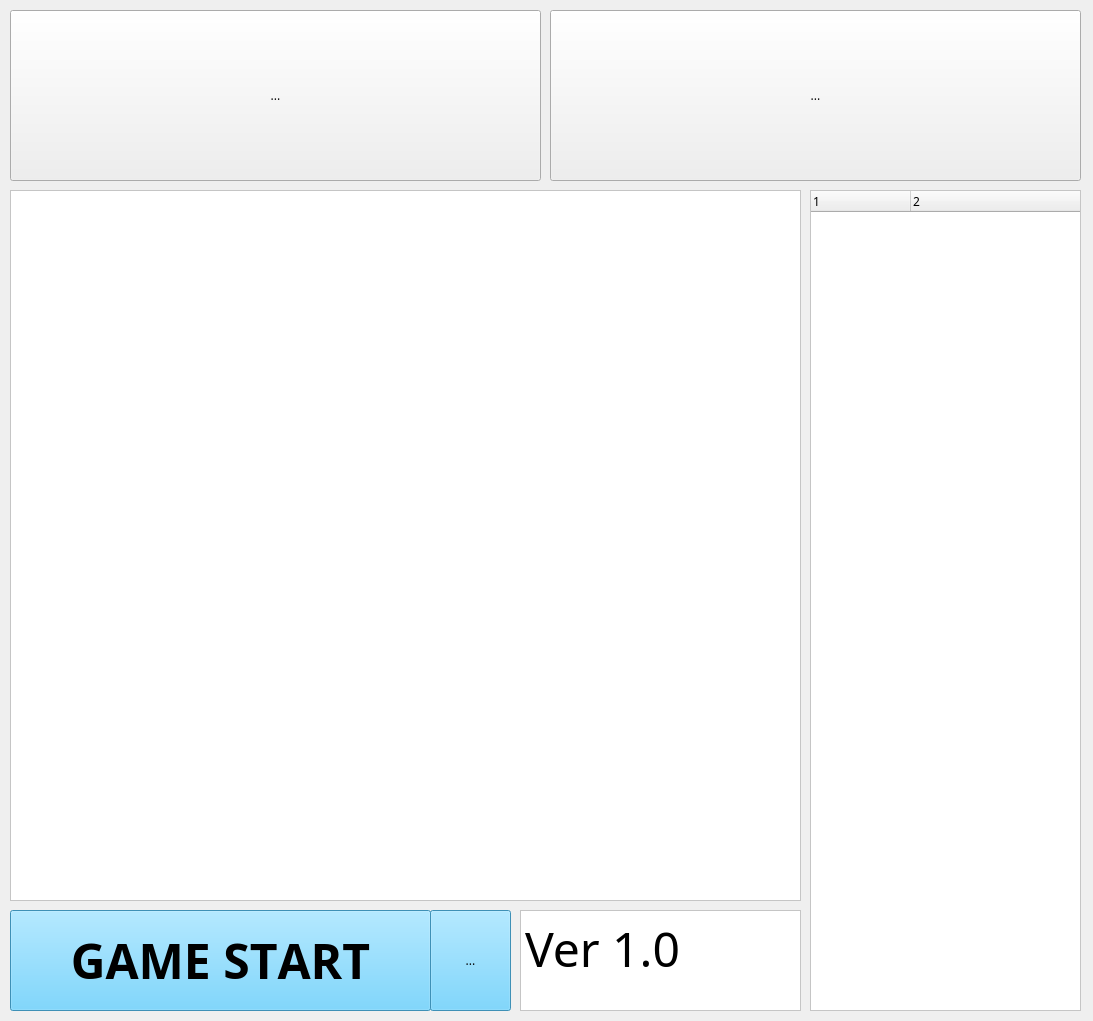
Before: the Qt Designer form GameLauncher/GameLauncher/GamePlayLauncher.ui in Donghyuks/DHServer, drawn with Qt 5.
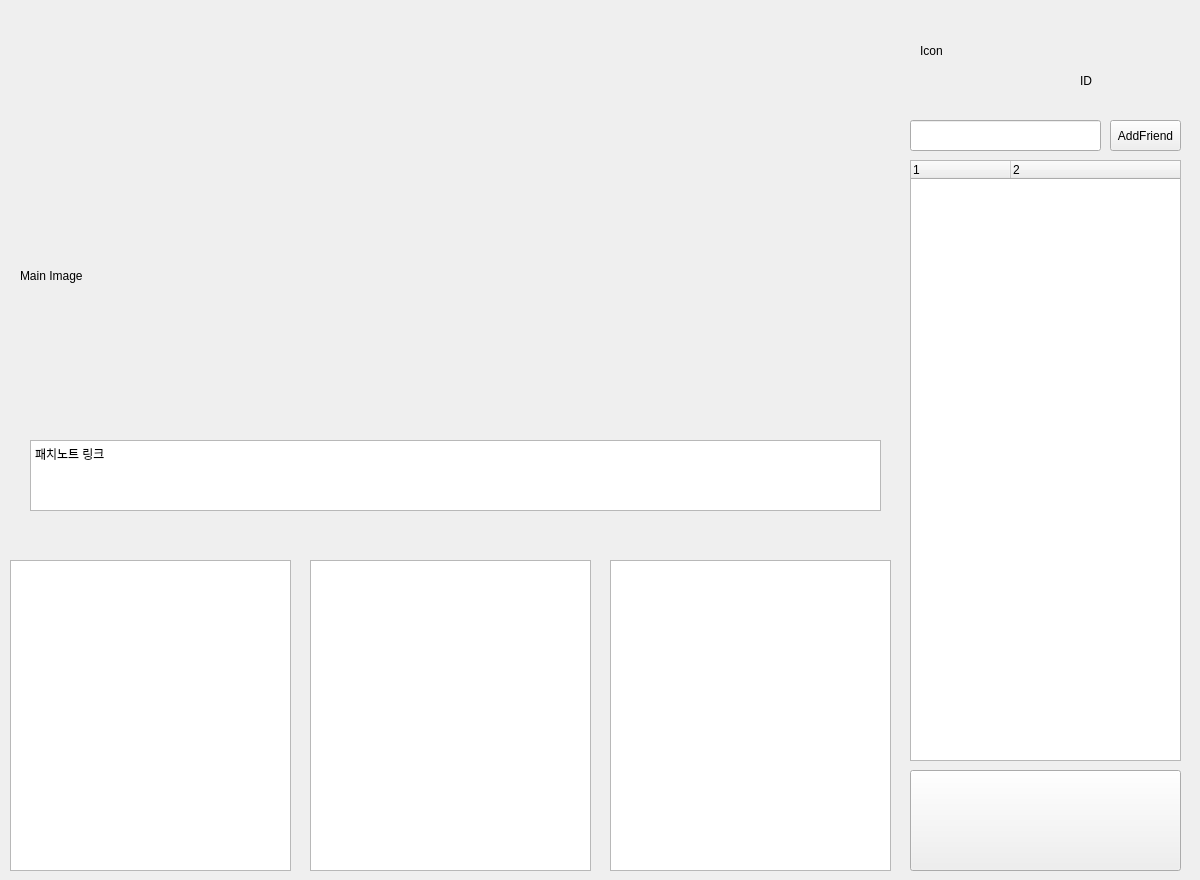
After: the same form once the commit is applied. Icons and pictures are not drawn.

Commit message:
GameLauncher UI Design
1. 게임 런처 UI 디자인 작업중.
현재 로그인/ 회원가입 UI 디자인 완료.

Patch:
```diff
--- a/GameLauncher/GameLauncher/GamePlayLauncher.ui
+++ b/GameLauncher/GameLauncher/GamePlayLauncher.ui
@@ -6,66 +6,23 @@
    <rect>
     <x>0</x>
     <y>0</y>
-    <width>1093</width>
-    <height>1021</height>
+    <width>1200</width>
+    <height>880</height>
    </rect>
   </property>
   <property name="windowTitle">
    <string>GamePlayLauncher</string>
   </property>
   <property name="styleSheet">
-   <string notr="true">*{
-font-family:century gothic;
-font-size 36px;
-}
-
-QWidget
-{
-background:url(:/GameLauncher/Login_BG.png);
-}
-
-QPushButton
-{
-background:rgb(87, 202, 255);
-}
-
-QTextBrowser
-{
-background:white;
-}
-
-QTextEdit
-{
-background:white;
-}
-
-QTreeWidget
-{
-background:white;
-}
-
-#toolButton
-{
-background:rgb(87, 202, 255);
-}
-
-#toolButton_2
-{
-background:url(:/GameLauncher/EATER.PNG);
-}
-
-#toolButton_3
-{
-background:url(:/GameLauncher/YM.png);
-}</string>
+   <string notr="true"/>
   </property>
   <widget class="QTreeWidget" name="treeWidget">
    <property name="geometry">
     <rect>
-     <x>810</x>
-     <y>190</y>
+     <x>910</x>
+     <y>160</y>
      <width>271</width>
-     <height>821</height>
+     <height>601</height>
     </rect>
    </property>
    <property name="styleSheet">
@@ -85,25 +42,12 @@
     </property>
    </column>
   </widget>
-  <widget class="QTextBrowser" name="textBrowser">
+  <widget class="QPushButton" name="GameStart">
    <property name="geometry">
     <rect>
-     <x>10</x>
-     <y>190</y>
-     <width>791</width>
-     <height>711</height>
-    </rect>
-   </property>
-   <property name="styleSheet">
-    <string notr="true"/>
-   </property>
-  </widget>
-  <widget class="QPushButton" name="pushButton_3">
-   <property name="geometry">
-    <rect>
-     <x>10</x>
-     <y>910</y>
-     <width>421</width>
+     <x>910</x>
+     <y>770</y>
+     <width>271</width>
      <height>101</height>
     </rect>
    </property>
@@ -119,7 +63,7 @@
     </font>
    </property>
    <property name="text">
-    <string>GAME START</string>
+    <string/>
    </property>
    <property name="iconSize">
     <size>
@@ -128,82 +72,113 @@
     </size>
    </property>
   </widget>
-  <widget class="QToolButton" name="toolButton">
+  <widget class="QLineEdit" name="Friend_Request">
    <property name="geometry">
     <rect>
-     <x>430</x>
-     <y>910</y>
-     <width>81</width>
-     <height>101</height>
+     <x>910</x>
+     <y>120</y>
+     <width>191</width>
+     <height>31</height>
     </rect>
    </property>
+  </widget>
+  <widget class="QPushButton" name="AddFriend">
+   <property name="geometry">
+    <rect>
+     <x>1110</x>
+     <y>120</y>
+     <width>71</width>
+     <height>31</height>
+    </rect>
+   </property>
    <property name="text">
-    <string>...</string>
+    <string>AddFriend</string>
    </property>
-   <property name="icon">
-    <iconset resource="GameLauncher.qrc">
-     <normaloff>:/GameLauncher/Option.png</normaloff>:/GameLauncher/Option.png</iconset>
+  </widget>
+  <widget class="QLabel" name="User_Icon">
+   <property name="geometry">
+    <rect>
+     <x>920</x>
+     <y>10</y>
+     <width>111</width>
+     <height>81</height>
+    </rect>
    </property>
-   <property name="iconSize">
-    <size>
-     <width>48</width>
-     <height>48</height>
-    </size>
+   <property name="text">
+    <string>Icon</string>
    </property>
   </widget>
-  <widget class="QToolButton" name="toolButton_2">
+  <widget class="QLabel" name="User_ID">
+   <property name="geometry">
+    <rect>
+     <x>1080</x>
+     <y>70</y>
+     <width>91</width>
+     <height>21</height>
+    </rect>
+   </property>
+   <property name="text">
+    <string>ID</string>
+   </property>
+  </widget>
+  <widget class="QLabel" name="Main_Patch_Image">
+   <property name="geometry">
+    <rect>
+     <x>20</x>
+     <y>40</y>
+     <width>871</width>
+     <height>471</height>
+    </rect>
+   </property>
+   <property name="text">
+    <string>Main Image</string>
+   </property>
+  </widget>
+  <widget class="QTextEdit" name="GameDesgin_Note">
    <property name="geometry">
     <rect>
      <x>10</x>
-     <y>10</y>
-     <width>531</width>
-     <height>171</height>
+     <y>560</y>
+     <width>281</width>
+     <height>311</height>
     </rect>
    </property>
-   <property name="text">
-    <string>...</string>
-   </property>
   </widget>
-  <widget class="QToolButton" name="toolButton_3">
+  <widget class="QTextEdit" name="Programming_Note">
    <property name="geometry">
     <rect>
-     <x>550</x>
-     <y>10</y>
-     <width>531</width>
-     <height>171</height>
+     <x>310</x>
+     <y>560</y>
+     <width>281</width>
+     <height>311</height>
     </rect>
    </property>
-   <property name="text">
-    <string>...</string>
-   </property>
   </widget>
   <widget class="QTextEdit" name="textEdit">
    <property name="geometry">
     <rect>
-     <x>520</x>
-     <y>910</y>
+     <x>610</x>
+     <y>560</y>
      <width>281</width>
-     <height>101</height>
+     <height>311</height>
     </rect>
    </property>
-   <property name="font">
-    <font>
-     <family>century gothic</family>
-     <pointsize>36</pointsize>
-    </font>
-   </property>
-   <property name="lineWrapColumnOrWidth">
-    <number>0</number>
+  </widget>
+  <widget class="QTextEdit" name="PatNote_Link">
+   <property name="geometry">
+    <rect>
+     <x>30</x>
+     <y>440</y>
+     <width>851</width>
+     <height>71</height>
+    </rect>
    </property>
    <property name="html">
     <string>&lt;!DOCTYPE HTML PUBLIC &quot;-//W3C//DTD HTML 4.0//EN&quot; &quot;http://www.w3.org/TR/REC-html40/strict.dtd&quot;&gt;
 &lt;html&gt;&lt;head&gt;&lt;meta name=&quot;qrichtext&quot; content=&quot;1&quot; /&gt;&lt;style type=&quot;text/css&quot;&gt;
 p, li { white-space: pre-wrap; }
-&lt;/style&gt;&lt;/head&gt;&lt;body style=&quot; font-family:'century gothic'; font-size:36pt; font-weight:400; font-style:normal;&quot;&gt;
-&lt;p style=&quot; margin-top:0px; margin-bottom:0px; margin-left:0px; margin-right:0px; -qt-block-indent:0; text-indent:0px;&quot;&gt;Ver 1.0&lt;/p&gt;&lt;/body&gt;&lt;/html&gt;</string>
-   </property>
-   <property name="placeholderText">
-    <string/>
+&lt;/style&gt;&lt;/head&gt;&lt;body style=&quot; font-family:'Gulim'; font-size:9pt; font-weight:400; font-style:normal;&quot;&gt;
+&lt;p style=&quot; margin-top:0px; margin-bottom:0px; margin-left:0px; margin-right:0px; -qt-block-indent:0; text-indent:0px;&quot;&gt;패치노트 링크&lt;/p&gt;&lt;/body&gt;&lt;/html&gt;</string>
    </property>
   </widget>
   <zorder>textBrowser</zorder>
```
Left out of the diff: 24 changed lines with no effect on the pictures. The commit also changes 28 other files.
